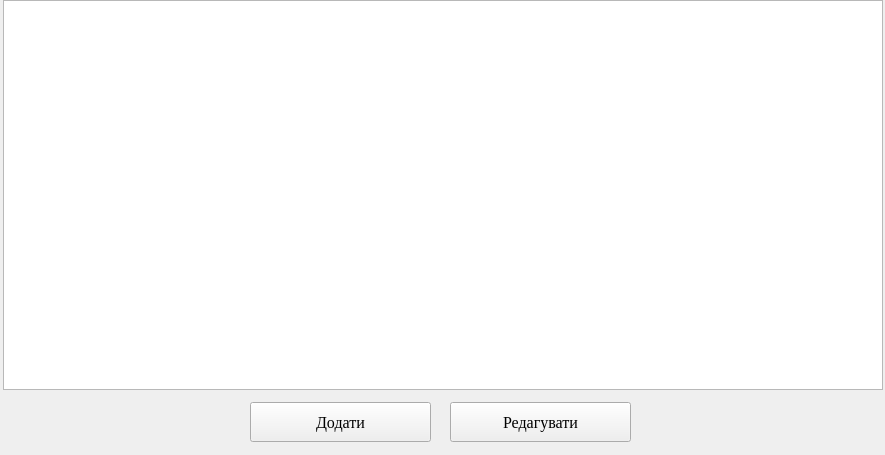
Qt form customers.ui (andrboyko/zbyt) before a commit.
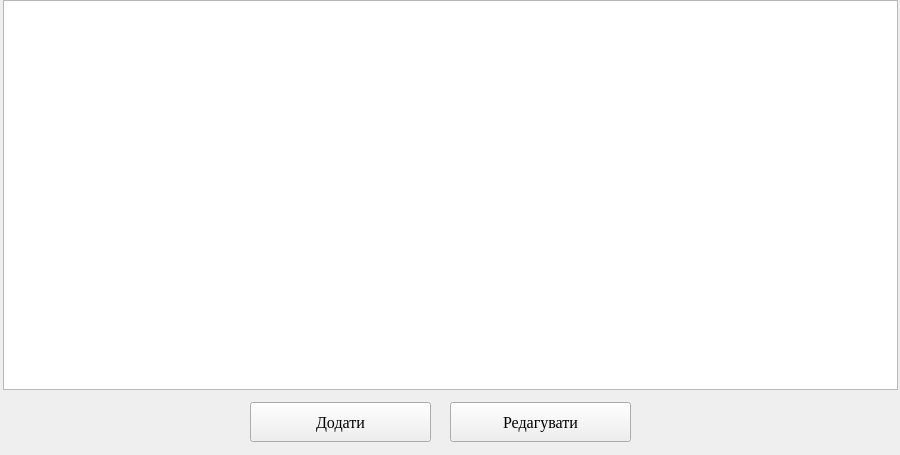
The same form after that commit. Icons and pictures are not drawn.

Patch:
```diff
--- a/customers.ui
+++ b/customers.ui
@@ -9,19 +9,19 @@
    <rect>
     <x>0</x>
     <y>0</y>
-    <width>885</width>
+    <width>900</width>
     <height>455</height>
    </rect>
   </property>
   <property name="minimumSize">
    <size>
-    <width>885</width>
+    <width>900</width>
     <height>455</height>
    </size>
   </property>
   <property name="maximumSize">
    <size>
-    <width>885</width>
+    <width>900</width>
     <height>455</height>
    </size>
   </property>
@@ -85,19 +85,19 @@
     <rect>
      <x>3</x>
      <y>0</y>
-     <width>880</width>
+     <width>895</width>
      <height>390</height>
     </rect>
    </property>
    <property name="minimumSize">
     <size>
-     <width>880</width>
+     <width>895</width>
      <height>390</height>
     </size>
    </property>
    <property name="maximumSize">
     <size>
-     <width>880</width>
+     <width>895</width>
      <height>390</height>
     </size>
    </property>
```
Left out of the diff: 4 changed lines with no effect on the pictures.
